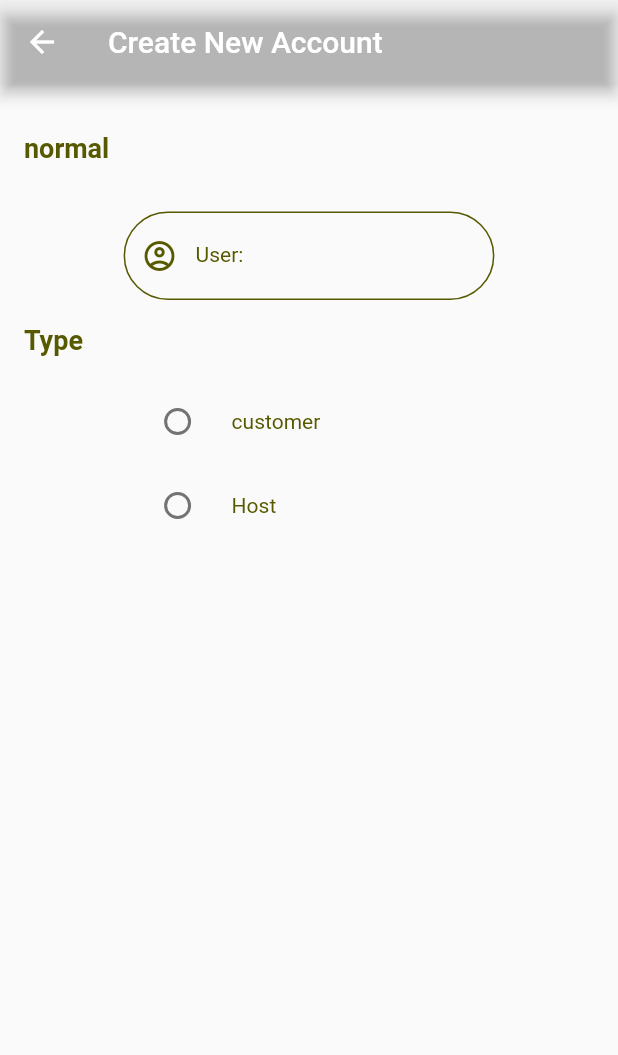
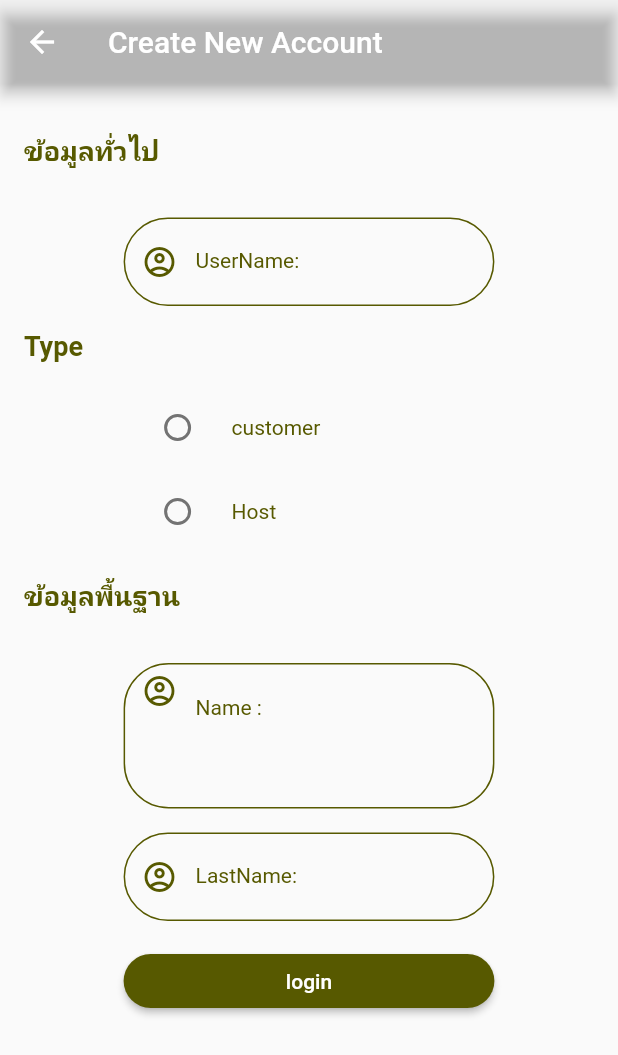
Before and after one commit to taskeen073/realshaman, a Flutter app: the CreateAccount screen opened by its route, on a phone screen of 412 x 824 dp. Shown: the top 1055 px of the screen. Run offline on Flutter 3.47's test engine with Material 2 defaults, Android fonts, the phone set to English and light mode, and no system bars.

Commit message:
--- Auto-Git Commit ---

```diff
--- a/lib/create_account.dart
+++ b/lib/create_account.dart
@@ -20,23 +20,33 @@ class _CreateAccountState extends State<CreateAccount> {
         title: Text('Create New Account'),
         backgroundColor: MyConstant.yp,
       ),
-      body: ListView(
+      body: GestureDetector(
+        onTap: () => FocusScope.of(context).requestFocus(FocusNode()),
+        behavior: HitTestBehavior.opaque,
+        child: ListView(
           padding: EdgeInsets.all(16),
           children: [
-          buildTitle1('normal'),
-          buildName(size),
+            buildTitle1('ข้อมูลทั่วไป'),
+            buildUserName(size),
             buildTitle1('Type'),
             buildRadioCustomer(size),
             buildRadioHost(size),
+            buildTitle1('ข้อมูลพื้นฐาน'),
+            buildName(size),
+            buildLastName(size),
+            buildLogin(size)
           ],
+        ),
       ),
     );
   }
 
   Row buildRadioHost(double size) {
-    return Row(mainAxisAlignment: MainAxisAlignment.center,
+    return Row(
+      mainAxisAlignment: MainAxisAlignment.center,
       children: [
-        Container(width: size * 0.6,
+        Container(
+          width: size * 0.6,
           child: RadioListTile(
             value: 'Host',
             groupValue: typeUser,
@@ -55,10 +65,12 @@ class _CreateAccountState extends State<CreateAccount> {
     );
   }
 
-  Row  buildRadioCustomer(double size) {
-    return Row(mainAxisAlignment:MainAxisAlignment.center,
+  Row buildRadioCustomer(double size) {
+    return Row(
+      mainAxisAlignment: MainAxisAlignment.center,
       children: [
-        Container(width: size* 0.6,
+        Container(
+          width: size * 0.6,
           child: RadioListTile(
             value: 'customer',
             groupValue: typeUser,
@@ -86,7 +98,8 @@ class _CreateAccountState extends State<CreateAccount> {
       ),
     );
   }
-  Row buildName(double size) {
+
+  Row buildUserName(double size) {
     return Row(
       mainAxisAlignment: MainAxisAlignment.center,
       children: [
@@ -96,7 +109,7 @@ class _CreateAccountState extends State<CreateAccount> {
           child: TextFormField(
             decoration: InputDecoration(
               labelStyle: MyConstant().h3(),
-              labelText: 'User: ',
+              labelText: 'UserName: ',
               prefixIcon:
                   Icon(Icons.account_circle_outlined, color: MyConstant.dark),
               enabledBorder: OutlineInputBorder(
@@ -114,4 +127,79 @@ class _CreateAccountState extends State<CreateAccount> {
     );
   }
 
+  Row buildName(double size) {
+    return Row(
+      mainAxisAlignment: MainAxisAlignment.center,
+      children: [
+        Container(
+          margin: EdgeInsets.only(top: 16),
+          width: size * 0.6,
+          child: TextFormField(
+            maxLines: 3,
+            decoration: InputDecoration(
+              hintText: 'Name :',
+              hintStyle:MyConstant().h3(),
+              prefixIcon:
+                  Padding(
+                    padding: const EdgeInsets.fromLTRB(0, 0, 0, 60),
+                    child: Icon(Icons.account_circle_outlined, color: MyConstant.dark),
+                  ),
+              enabledBorder: OutlineInputBorder(
+                  borderSide: BorderSide(
+                    color: MyConstant.dark,
+                  ),
+                  borderRadius: BorderRadius.circular(30)),
+              focusedBorder: OutlineInputBorder(
+                  borderSide: BorderSide(color: MyConstant.yl),
+                  borderRadius: BorderRadius.circular(30)),
+            ),
+          ),
+        ),
+      ],
+    );
   }
+
+  Row buildLastName(double size) {
+    return Row(
+      mainAxisAlignment: MainAxisAlignment.center,
+      children: [
+        Container(
+          margin: EdgeInsets.only(top: 16),
+          width: size * 0.6,
+          child: TextFormField(
+            decoration: InputDecoration(
+              labelStyle: MyConstant().h3(),
+              labelText: 'LastName: ',
+              prefixIcon:
+                  Icon(Icons.account_circle_outlined, color: MyConstant.dark),
+              enabledBorder: OutlineInputBorder(
+                  borderSide: BorderSide(
+                    color: MyConstant.dark,
+                  ),
+                  borderRadius: BorderRadius.circular(30)),
+              focusedBorder: OutlineInputBorder(
+                  borderSide: BorderSide(color: MyConstant.yl),
+                  borderRadius: BorderRadius.circular(30)),
+            ),
+          ),
+        ),
+      ],
+    );
+  }
+
+  Row buildLogin(double size) {
+    return Row(
+      mainAxisAlignment: MainAxisAlignment.center,
+      children: [
+        Container(
+          margin: EdgeInsets.symmetric(vertical: 16),
+          width: size * 0.6,
+          child: ElevatedButton(
+              style: MyConstant().mybtstyle(),
+              onPressed: () {},
+              child: Text('login')),
+        )
+      ],
+    );
+  }
+}
--- a/lib/my_constant.dart
+++ b/lib/my_constant.dart
@@ -35,21 +35,25 @@ class MyConstant {
   static Color ysd = Color(0xc28f00);
   static Color dark = Color(0xff575900);
 
+
   TextStyle h1() => TextStyle(
         fontSize: 24,
         color: dark,
         fontWeight: FontWeight.bold,
       );
+
   TextStyle h2() => TextStyle(
         fontSize: 18,
         color: dark,
         fontWeight: FontWeight.w700,
       );
+
   TextStyle h3() => TextStyle(
         fontSize: 14,
         color: dark,
         fontWeight: FontWeight.normal,
       );
+
   ButtonStyle mybtstyle() => ElevatedButton.styleFrom(
         primary: MyConstant.dark,
         shape: RoundedRectangleBorder(
```
Lines whose indentation alone changed are shown as unchanged.
